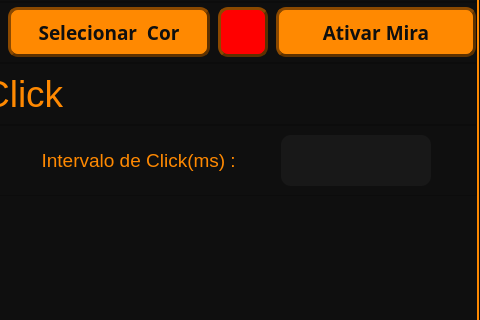
Qt form src/views/ps_view_2.ui (AlissonTxD/Prime-Survivor-2) before a commit; both pictures show x 520 to 1000 and y 137 to 457 of the 1000 by 700 pixel window.
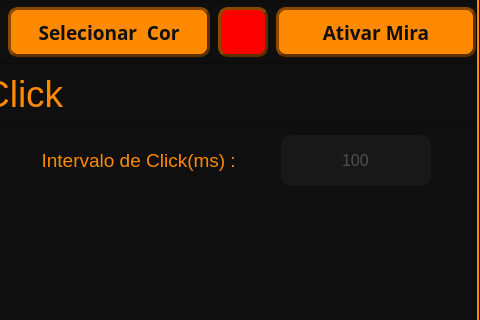
The same form after that commit. Icons and pictures are not drawn.

Commit message: Implement Auto Clicker functionality with customizable delay and button selection; update UI components in ps_view_2.

Patch:
```diff
--- a/src/views/ps_view_2.ui
+++ b/src/views/ps_view_2.ui
@@ -693,6 +693,12 @@
 
 </string>
                 </property>
+                <property name="text">
+                 <string>100</string>
+                </property>
+                <property name="alignment">
+                 <set>Qt::AlignCenter</set>
+                </property>
                </widget>
               </item>
              </layout>
```
Left out of the diff: 6 changed lines with no effect on the pictures. The commit also changes 3 other files.
